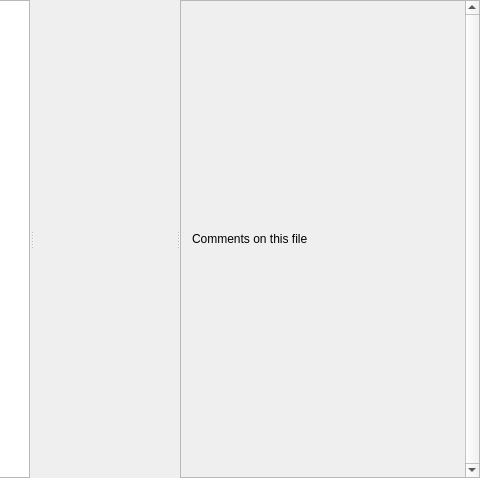
wassgha/TurboGrade, file TurboGrade/ui/codeview.ui: the form before one commit; both pictures show x 220 to 700 and y 0 to 478 of the 700 by 478 pixel window.
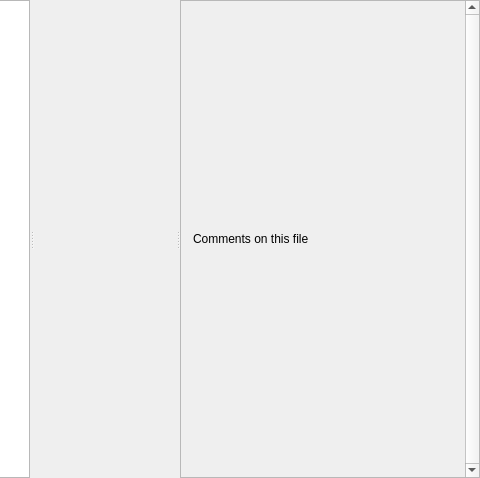
The form after the commit. Icons and pictures are not drawn. Custom widgets are drawn as their Qt base class.

Patch:
```diff
--- a/TurboGrade/ui/codeview.ui
+++ b/TurboGrade/ui/codeview.ui
@@ -170,6 +170,9 @@
         </size>
        </property>
        <layout class="QVBoxLayout" name="comment_layout">
+        <property name="leftMargin">
+         <number>12</number>
+        </property>
         <item>
          <widget class="QLabel" name="comments_title">
           <property name="text">
```
